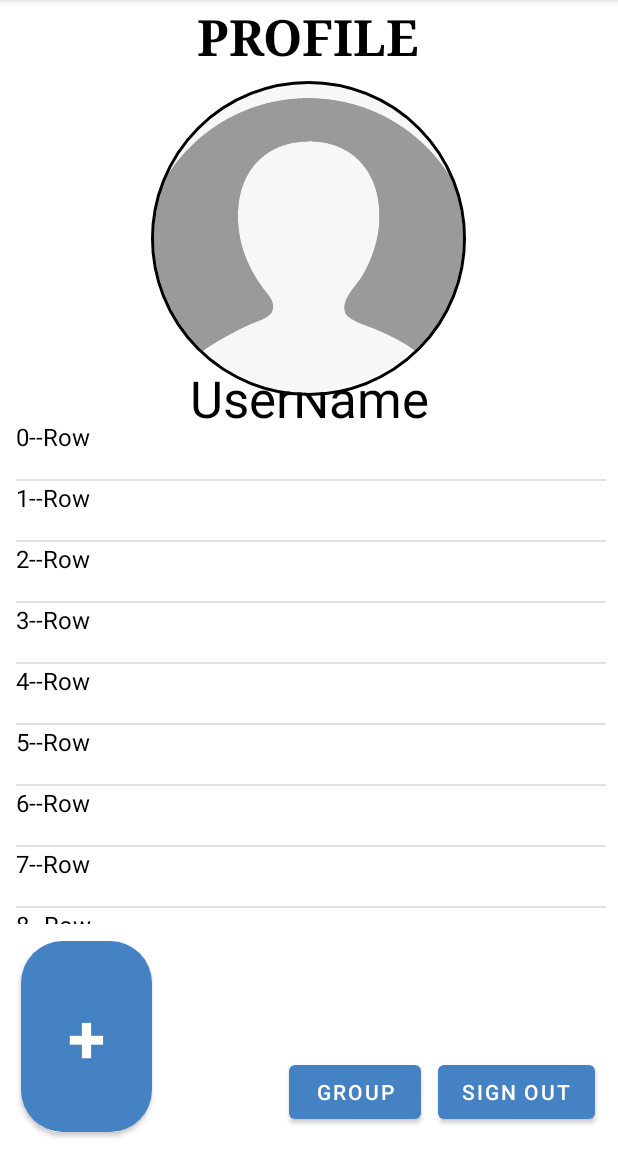
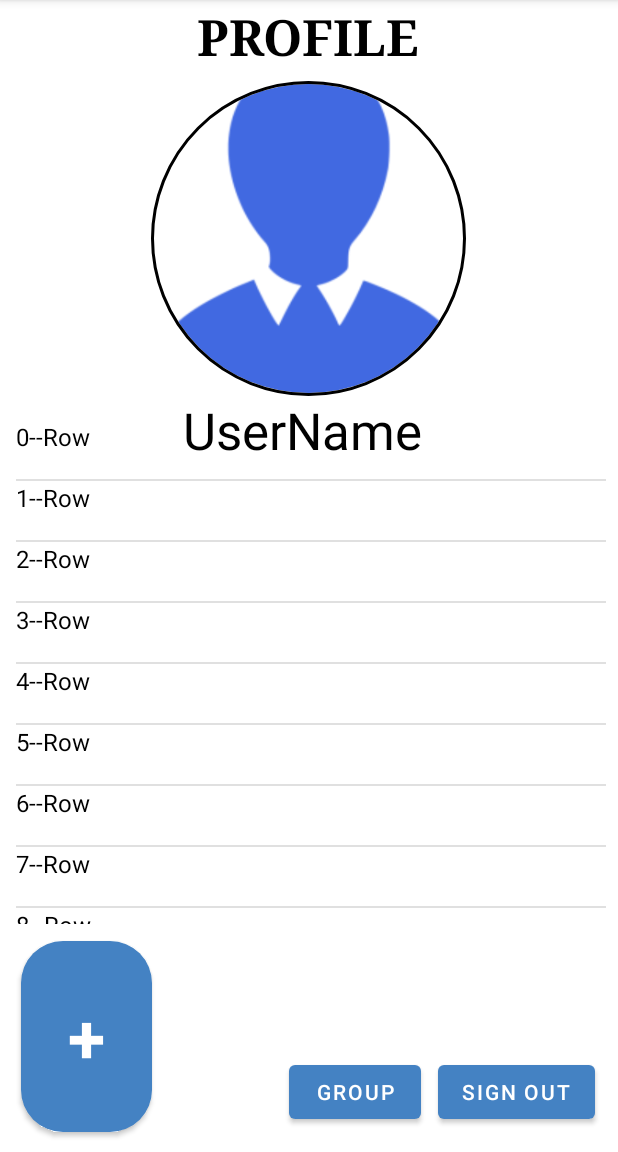
Before and after one commit to Divyang-Sharma/Split-It, an Android app: the ProfileActivity screen opened directly, with no data from a screen before it, on a phone screen of 412 x 824 dp, the part 84-1236 px from its top. Run offline under Robolectric (Android 15) with nearby library versions, the phone set to English and light mode, and no system bars; our stand-ins replace CircleImageView.

Commit message:
Profile-page completed

```diff
--- a/app/src/main/res/layout/activity_profile.xml
+++ b/app/src/main/res/layout/activity_profile.xml
@@ -20,8 +20,10 @@
         android:textSize="34sp"
         app:layout_constraintBottom_toTopOf="@+id/recycler_view"
         app:layout_constraintEnd_toEndOf="parent"
+        app:layout_constraintHorizontal_bias="0.484"
         app:layout_constraintStart_toStartOf="parent"
-        app:layout_constraintTop_toBottomOf="@+id/ProfilePhoto" />
+        app:layout_constraintTop_toBottomOf="@+id/ProfilePhoto"
+        app:layout_constraintVertical_bias="0.0" />
 
     <Button
         android:id="@+id/signout"
```
Also changed, not shown: app/src/main/res/drawable-v24/image.png.
